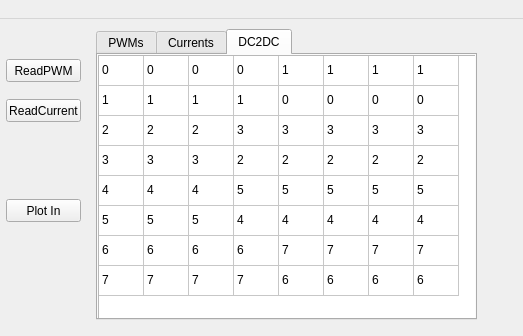
First picture: the form in twoFirst01/dimmingdebugger_res.ui, repository hooloong/gitpython, before the edit; both pictures show x 344 to 867 and y 0 to 336 of the 867 by 708 pixel window.
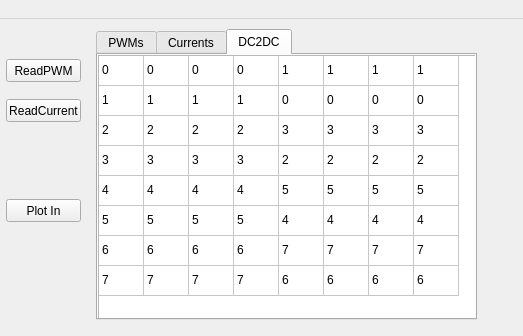
Second picture: the form after the edit. The open tabs and pages were chosen to show the change. Icons and pictures are not drawn.

Commit message: updated pep8 format

What changed in the file:
```diff
--- a/twoFirst01/dimmingdebugger_res.ui
+++ b/twoFirst01/dimmingdebugger_res.ui
@@ -598,7 +598,7 @@
       </item>
       <item row="2" column="3">
        <property name="text">
-        <string>3</string>
+        <string>2</string>
        </property>
       </item>
       <item row="2" column="4">
@@ -638,7 +638,7 @@
       </item>
       <item row="3" column="3">
        <property name="text">
-        <string>2</string>
+        <string>3</string>
        </property>
       </item>
       <item row="3" column="4">
@@ -678,7 +678,7 @@
       </item>
       <item row="4" column="3">
        <property name="text">
-        <string>5</string>
+        <string>4</string>
        </property>
       </item>
       <item row="4" column="4">
@@ -718,7 +718,7 @@
       </item>
       <item row="5" column="3">
        <property name="text">
-        <string>4</string>
+        <string>5</string>
        </property>
       </item>
       <item row="5" column="4">
```
The commit also changes 2 other files.
